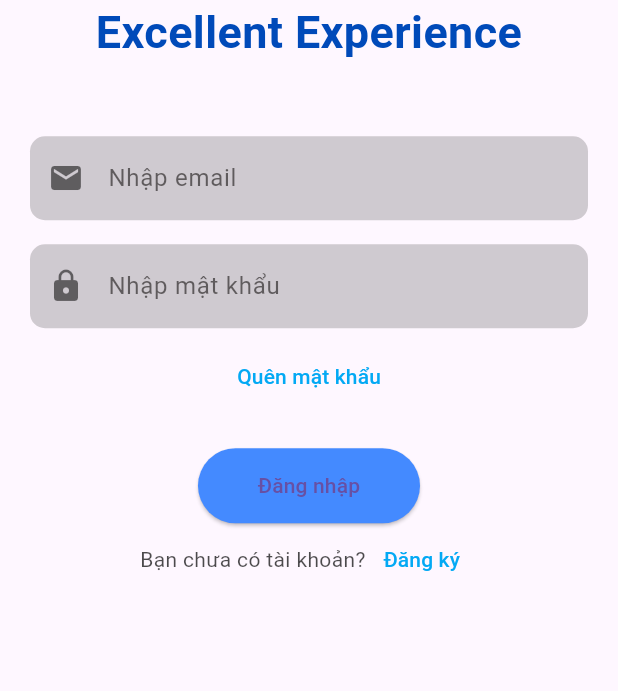
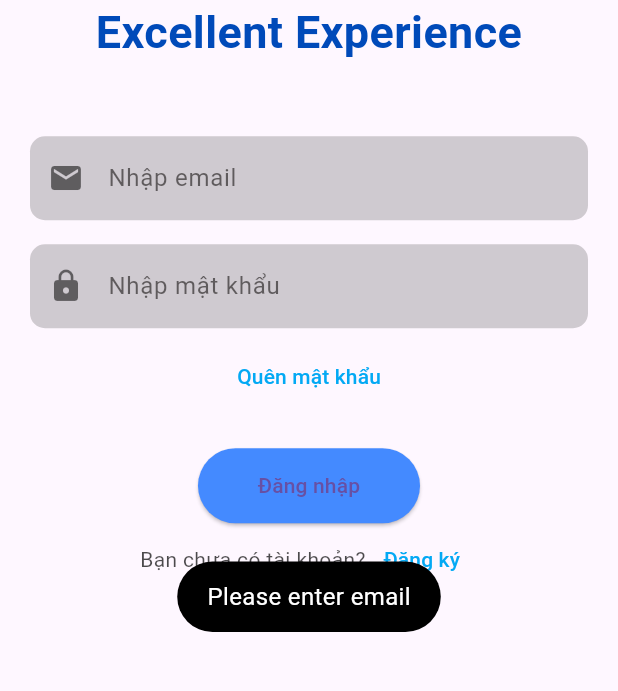
Before and after one commit to trongtinh7727/LanguageAssisstant, a Flutter app: the LoginScreen screen opened by its route, after a tap on "Đăng nhập", on a phone screen of 412 x 824 dp, the part 508-1199 px from its top. Run offline on Flutter 3.47's test engine with Material 3 defaults, Android fonts, the phone set to English and light mode, and no system bars; our stand-ins replace cloud_firestore, firebase_auth, firebase_core, fluttertoast, hexcolor, timezone; accounts and stored records are empty; project files that could hold a hidden picture were left out.

Commit message:
feat: login with firebase

```diff
--- /dev/null
+++ b/devtools_options.yaml
@@ -0,0 +1 @@
+extensions:
--- a/lib/view/auth/login_screen.dart
+++ b/lib/view/auth/login_screen.dart
@@ -1,10 +1,19 @@
 import 'package:flutter/material.dart';
-import 'package:hexcolor/hexcolor.dart';
+import 'package:languageassistant/routes/name_routes.dart';
 import 'package:languageassistant/utils/app_color.dart';
+import 'package:languageassistant/utils/app_toast.dart';
+import 'package:languageassistant/view_model/auth_provider.dart';
+import 'package:languageassistant/widget/text_field_widget.dart';
+import 'package:provider/provider.dart';
 
 class LoginScreen extends StatelessWidget {
+  TextEditingController email = TextEditingController();
+  TextEditingController password = TextEditingController();
+
   @override
   Widget build(BuildContext context) {
+    final authProvider = Provider.of<AuthenticationProvider>(context);
+
     return Scaffold(
       body: Container(
         // decoration: BoxDecoration(
@@ -32,10 +41,16 @@ class LoginScreen extends StatelessWidget {
                   ),
                 ),
                 const SizedBox(height: 48),
-                _buildTextField(hint: 'Nhập email', icon: Icons.email),
+                TextFieldWidget(
+                    hint: 'Nhập email',
+                    icon: Icons.email,
+                    textEditingController: email),
                 const SizedBox(height: 16),
-                _buildTextField(
-                    hint: 'Nhập mật khẩu', icon: Icons.lock, isPassword: true),
+                TextFieldWidget(
+                    hint: 'Nhập mật khẩu',
+                    icon: Icons.lock,
+                    isPassword: true,
+                    textEditingController: password),
                 const SizedBox(height: 8),
                 Align(
                   alignment: Alignment.center,
@@ -49,14 +64,40 @@ class LoginScreen extends StatelessWidget {
                 ),
                 const SizedBox(height: 24),
                 ElevatedButton(
-                  onPressed: () {},
+                  onPressed: () async {
+                    if (email.text.isEmpty) {
+                      commonToast("Please enter email");
+                    } else if (password.text.isEmpty) {
+                      commonToast("Please enter password");
+                    } else {
+                      bool result =
+                          await authProvider.signInWithEmailAndPassword(
+                        email.text.toString(),
+                        password.text.toString(),
+                      );
+                      if (result) {
+                        Navigator.pushNamed(context, RouteName.homeScreen);
+                      } else {
+                        // Maybe show an error message
+                      }
+                    }
+                  },
                   style: ElevatedButton.styleFrom(
                     backgroundColor: Colors.blueAccent,
                     padding: const EdgeInsets.symmetric(
                         horizontal: 40, vertical: 15),
                   ),
-                  child: const Text('Đăng nhập'),
+                  child: authProvider.isLoading
+                      ? CircularProgressIndicator(
+                          color: whiteColor,
+                        )
+                      : const Text('Đăng nhập'),
                 ),
+                if (authProvider.errorMessage.isNotEmpty)
+                  Text(
+                    authProvider.errorMessage,
+                    style: const TextStyle(color: Colors.red),
+                  ),
                 Center(
                   child: Row(
                     mainAxisAlignment: MainAxisAlignment
@@ -83,35 +124,4 @@ class LoginScreen extends StatelessWidget {
       ),
     );
   }
-
-  Widget _buildTextField(
-      {required String hint, required IconData icon, bool isPassword = false}) {
-    return Padding(
-      padding: const EdgeInsets.symmetric(horizontal: 20),
-      child: ConstrainedBox(
-        constraints:
-            BoxConstraints(maxWidth: 500), // Set your desired max width here
-        child: TextField(
-          maxLines: 1,
-          obscureText: isPassword,
-          style: const TextStyle(color: Colors.black),
-          decoration: InputDecoration(
-            hintText: hint,
-            hintStyle: const TextStyle(color: Color.fromARGB(179, 48, 44, 44)),
-            prefixIcon: Icon(icon, color: Colors.black54),
-            filled: true,
-            fillColor: const Color.fromARGB(60, 56, 54, 54),
-            enabledBorder: OutlineInputBorder(
-              borderRadius: BorderRadius.circular(10),
-              borderSide: const BorderSide(color: Colors.transparent),
-            ),
-            focusedBorder: OutlineInputBorder(
-              borderRadius: BorderRadius.circular(10),
-              borderSide: const BorderSide(color: Colors.blueAccent),
-            ),
-          ),
-        ),
-      ),
-    );
-  }
 }
--- a/lib/view/home_screen.dart
+++ b/lib/view/home_screen.dart
@@ -10,6 +10,8 @@ class HomeScreen extends StatefulWidget {
 class _HomeScreenState extends State<HomeScreen> {
   @override
   Widget build(BuildContext context) {
-    return Container();
+    return Container(
+      child: const Text("HomeScreen"),
+    );
   }
 }
--- a/lib/view/splash_screen.dart
+++ b/lib/view/splash_screen.dart
@@ -22,7 +22,7 @@ class _SplashScreenState extends State<SplashScreen> {
         Navigator.pushReplacementNamed(context, RouteName.introScreen);
       } else {
         // If the user is authenticated, navigate to the home screen.
-        Navigator.pushReplacementNamed(context, RouteName.splashScreen);
+        Navigator.pushReplacementNamed(context, RouteName.homeScreen);
       }
     });
   }
--- /dev/null
+++ b/lib/widget/text_field_widget.dart
@@ -0,0 +1,48 @@
+import 'package:flutter/material.dart';
+
+class TextFieldWidget extends StatelessWidget {
+  final String hint;
+  final IconData icon;
+  final bool isPassword;
+  final TextEditingController textEditingController;
+
+  const TextFieldWidget({
+    Key? key,
+    required this.hint,
+    required this.icon,
+    required this.textEditingController,
+    this.isPassword = false,
+  }) : super(key: key);
+
+  @override
+  Widget build(BuildContext context) {
+    return Padding(
+      padding: const EdgeInsets.symmetric(horizontal: 20),
+      child: ConstrainedBox(
+        constraints: const BoxConstraints(
+            maxWidth: 500), // Set your desired max width here
+        child: TextField(
+          controller: textEditingController,
+          maxLines: 1,
+          obscureText: isPassword,
+          style: const TextStyle(color: Colors.black),
+          decoration: InputDecoration(
+            hintText: hint,
+            hintStyle: const TextStyle(color: Color.fromARGB(179, 48, 44, 44)),
+            prefixIcon: Icon(icon, color: Colors.black54),
+            filled: true,
+            fillColor: const Color.fromARGB(60, 56, 54, 54),
+            enabledBorder: OutlineInputBorder(
+              borderRadius: BorderRadius.circular(10),
+              borderSide: const BorderSide(color: Colors.transparent),
+            ),
+            focusedBorder: OutlineInputBorder(
+              borderRadius: BorderRadius.circular(10),
+              borderSide: const BorderSide(color: Colors.blueAccent),
+            ),
+          ),
+        ),
+      ),
+    );
+  }
+}
--- a/pubspec.yaml
+++ b/pubspec.yaml
@@ -41,6 +41,8 @@ dependencies:
   fluttertoast: ^8.2.4
   cloud_firestore: ^4.14.0
   intl: ^0.19.0
+  provider: ^6.1.1
+  timezone: ^0.9.2
 
 dev_dependencies:
   flutter_test:
```
Also changed, not shown: lib/main.dart (+17 -114 lines), lib/view_model/auth_provider.dart (+47 -2 lines), pubspec.lock, 2 other files.
